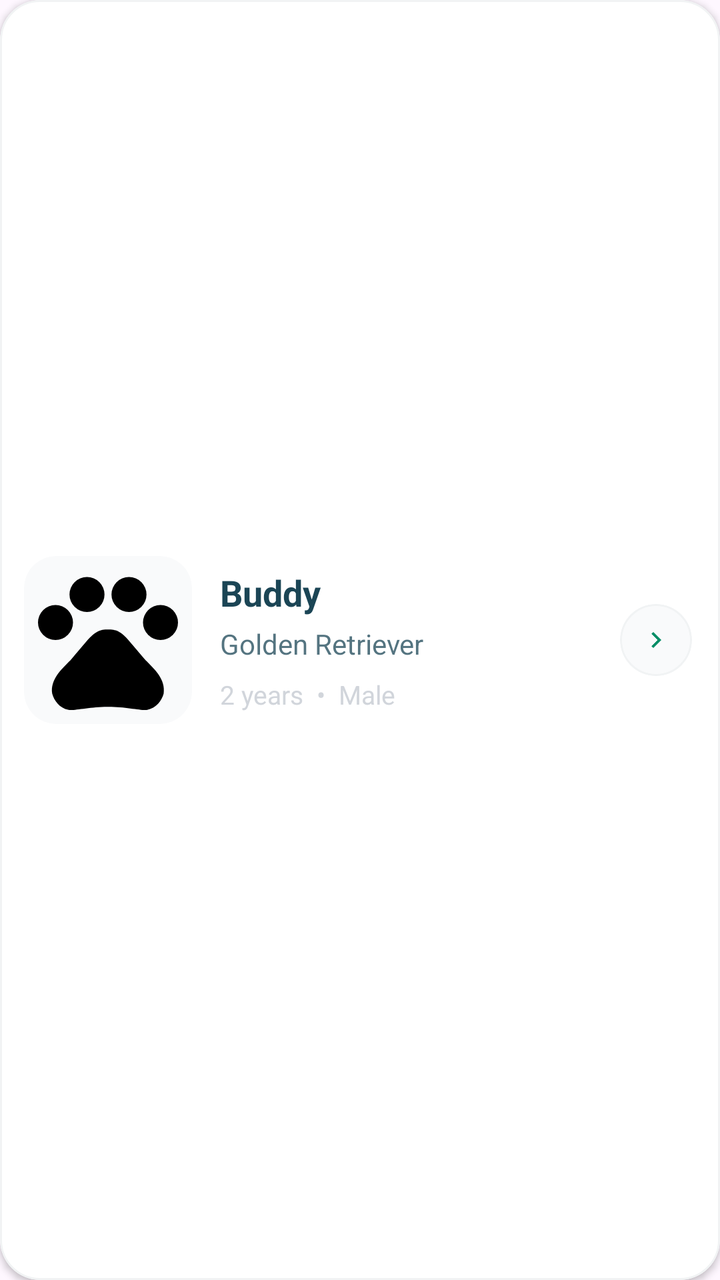
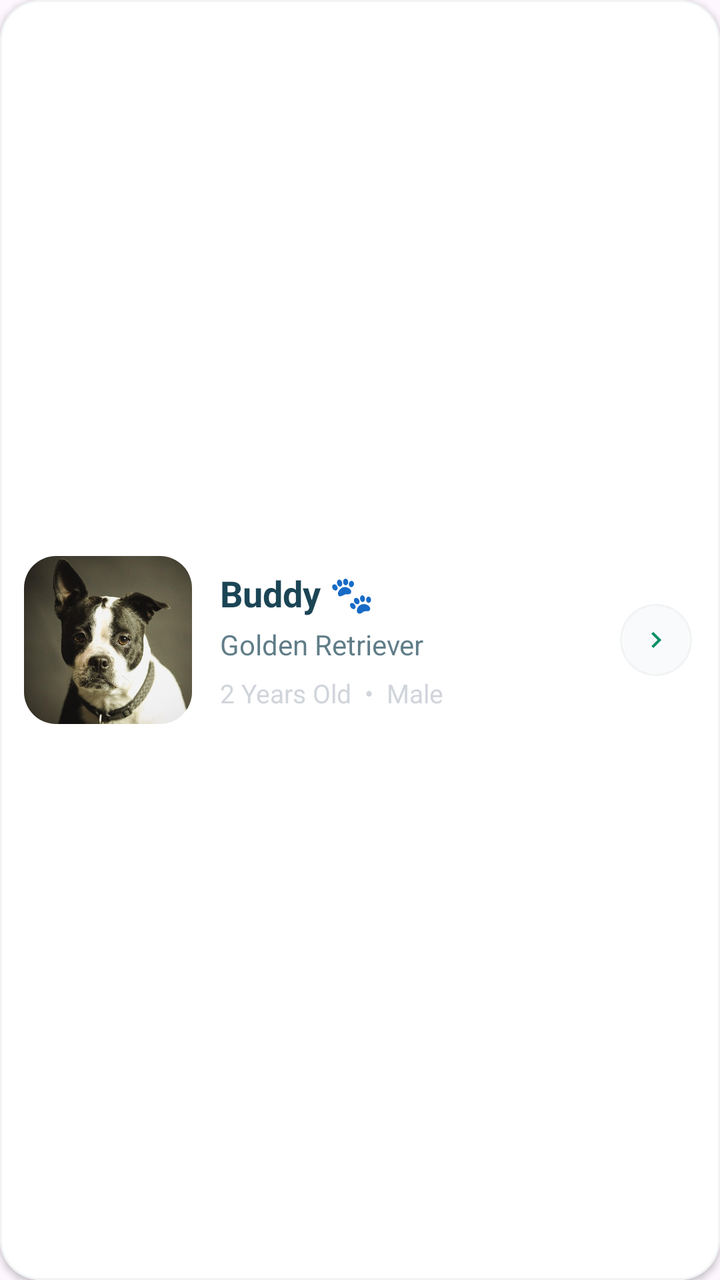

Compare the two renders of this Android layout. The source of the first and the diff that turns it into the second are given below.
<!-- AndroidManifest.xml: application theme Theme.PawMate -->
<!-- res/layout/item_pet.xml -->
<?xml version="1.0" encoding="utf-8"?>
<com.google.android.material.card.MaterialCardView
    xmlns:android="http://schemas.android.com/apk/res/android"
    xmlns:app="http://schemas.android.com/apk/res-auto"
    android:layout_width="match_parent"
    android:layout_height="112dp"
    android:layout_marginBottom="12dp"
    android:clickable="true"
    android:focusable="true"
    android:foreground="?attr/selectableItemBackground"
    app:cardBackgroundColor="@color/main_background"
    app:cardCornerRadius="20dp"
    app:cardElevation="2dp"
    app:strokeColor="@color/input_broder"
    app:strokeWidth="1dp">

    <LinearLayout
        android:layout_width="match_parent"
        android:layout_height="match_parent"
        android:orientation="horizontal"
        android:gravity="center_vertical"
        android:paddingStart="12dp"
        android:paddingTop="12dp"
        android:paddingEnd="14dp"
        android:paddingBottom="12dp">

        

        <com.google.android.material.card.MaterialCardView
            android:layout_width="84dp"
            android:layout_height="84dp"
            app:cardBackgroundColor="@color/input_background"
            app:cardCornerRadius="16dp"
            app:cardElevation="0dp"
            app:strokeWidth="0dp">

            <ImageView
                android:id="@+id/ivPetPhoto"
                android:layout_width="match_parent"
                android:layout_height="match_parent"
                android:contentDescription="Pet photo"
                android:scaleType="centerCrop"
                android:src="@drawable/pet_ic" />

        </com.google.android.material.card.MaterialCardView>


        

        <LinearLayout
            android:layout_width="0dp"
            android:layout_height="wrap_content"
            android:layout_weight="1"
            android:layout_marginStart="14dp"
            android:layout_marginEnd="8dp"
            android:orientation="vertical">

            

            <TextView
                android:id="@+id/tvPetName"
                android:layout_width="match_parent"
                android:layout_height="wrap_content"
                android:ellipsize="end"
                android:maxLines="1"
                android:text="Buddy"
                android:textColor="@color/dark"
                android:textSize="18sp"
                android:textStyle="bold" />

            

            <TextView
                android:id="@+id/tvPetBreed"
                android:layout_width="match_parent"
                android:layout_height="wrap_content"
                android:layout_marginTop="4dp"
                android:ellipsize="end"
                android:maxLines="1"
                android:text="Golden Retriever"
                android:textColor="@color/dark"
                android:alpha="0.75"
                android:textSize="14sp" />

            

            <TextView
                android:id="@+id/tvPetAge"
                android:layout_width="match_parent"
                android:layout_height="wrap_content"
                android:layout_marginTop="7dp"
                android:ellipsize="end"
                android:maxLines="1"
                android:text="2 years  •  Male"
                android:textColor="@color/grey"
                android:textSize="13sp" />

        </LinearLayout>


        

        <com.google.android.material.card.MaterialCardView
            android:layout_width="36dp"
            android:layout_height="36dp"
            app:cardBackgroundColor="@color/input_background"
            app:cardCornerRadius="18dp"
            app:cardElevation="0dp"
            app:strokeColor="@color/input_broder"
            app:strokeWidth="1dp">

            <ImageView
                android:layout_width="match_parent"
                android:layout_height="match_parent"
                android:contentDescription="View pet"
                android:padding="10dp"
                android:src="@drawable/arrow_right"
                app:tint="@color/primary" />

        </com.google.android.material.card.MaterialCardView>

    </LinearLayout>

</com.google.android.material.card.MaterialCardView>
<!-- resources referenced by this layout -->
<resources>
  <color name="dark">#1b4555</color>
  <color name="grey">  #D1D5DB</color>
  <color name="input_background">#F9FAFB</color>
  <color name="input_broder">#F1F3F4</color>
  <color name="main_background">#FFFFFF</color>
  <color name="primary"> #068E67</color>
  <!-- drawable arrow_right (drawable) -->
  <vector xmlns:android="http://schemas.android.com/apk/res/android" android:height="24dp" android:tint="#0C0000" android:viewportHeight="24" android:viewportWidth="24" android:width="24dp">
        
      <path android:fillColor="@android:color/white" android:pathData="M10,6L8.59,7.41 13.17,12l-4.58,4.59L10,18l6,-6z"/>
      
  </vector>
  <!-- drawable pet_ic (drawable) -->
  <vector xmlns:android="http://schemas.android.com/apk/res/android" android:height="24dp" android:tint="#000000" android:viewportHeight="24" android:viewportWidth="24" android:width="24dp">
        
      <path android:fillColor="@android:color/white" android:pathData="M4.5,9.5m-2.5,0a2.5,2.5 0,1 1,5 0a2.5,2.5 0,1 1,-5 0"/>
        
      <path android:fillColor="@android:color/white" android:pathData="M9,5.5m-2.5,0a2.5,2.5 0,1 1,5 0a2.5,2.5 0,1 1,-5 0"/>
        
      <path android:fillColor="@android:color/white" android:pathData="M15,5.5m-2.5,0a2.5,2.5 0,1 1,5 0a2.5,2.5 0,1 1,-5 0"/>
        
      <path android:fillColor="@android:color/white" android:pathData="M19.5,9.5m-2.5,0a2.5,2.5 0,1 1,5 0a2.5,2.5 0,1 1,-5 0"/>
        
      <path android:fillColor="@android:color/white" android:pathData="M17.34,14.86c-0.87,-1.02 -1.6,-1.89 -2.48,-2.91 -0.46,-0.54 -1.05,-1.08 -1.75,-1.32 -0.11,-0.04 -0.22,-0.07 -0.33,-0.09 -0.25,-0.04 -0.52,-0.04 -0.78,-0.04s-0.53,0 -0.79,0.05c-0.11,0.02 -0.22,0.05 -0.33,0.09 -0.7,0.24 -1.28,0.78 -1.75,1.32 -0.87,1.02 -1.6,1.89 -2.48,2.91 -1.31,1.31 -2.92,2.76 -2.62,4.79 0.29,1.02 1.02,2.03 2.33,2.32 0.73,0.15 3.06,-0.44 5.54,-0.44h0.18c2.48,0 4.81,0.58 5.54,0.44 1.31,-0.29 2.04,-1.31 2.33,-2.32 0.31,-2.04 -1.3,-3.49 -2.61,-4.8z"/>
      
  </vector>
  <style name="Theme.PawMate" parent="Base.Theme.PawMate" />
  <style name="Base.Theme.PawMate" parent="Theme.Material3.DayNight.NoActionBar">
          
          
      </style>
</resources>

<!-- the commit's change to res/layout/item_pet.xml (unified diff, before → after) -->
@@ -2,45 +2,56 @@
 <com.google.android.material.card.MaterialCardView
     xmlns:android="http://schemas.android.com/apk/res/android"
     xmlns:app="http://schemas.android.com/apk/res-auto"
+
+    android:id="@+id/cardPet"
     android:layout_width="match_parent"
     android:layout_height="112dp"
     android:layout_marginBottom="12dp"
+
     android:clickable="true"
     android:focusable="true"
     android:foreground="?attr/selectableItemBackground"
+
     app:cardBackgroundColor="@color/main_background"
     app:cardCornerRadius="20dp"
     app:cardElevation="2dp"
     app:strokeColor="@color/input_broder"
     app:strokeWidth="1dp">
 
+
+    
+
     <LinearLayout
         android:layout_width="match_parent"
         android:layout_height="match_parent"
+        android:gravity="center_vertical"
         android:orientation="horizontal"
-        android:gravity="center_vertical"
+
         android:paddingStart="12dp"
         android:paddingTop="12dp"
         android:paddingEnd="14dp"
         android:paddingBottom="12dp">
+
 
         
 
         <com.google.android.material.card.MaterialCardView
             android:layout_width="84dp"
             android:layout_height="84dp"
+
             app:cardBackgroundColor="@color/input_background"
             app:cardCornerRadius="16dp"
             app:cardElevation="0dp"
             app:strokeWidth="0dp">
 
             <ImageView
-                android:id="@+id/ivPetPhoto"
+                android:id="@+id/imgPet"
                 android:layout_width="match_parent"
                 android:layout_height="match_parent"
+
                 android:contentDescription="Pet photo"
                 android:scaleType="centerCrop"
-                android:src="@drawable/pet_ic" />
+                android:src="@drawable/dog" />
 
         </com.google.android.material.card.MaterialCardView>
 
@@ -50,10 +61,13 @@
         <LinearLayout
             android:layout_width="0dp"
             android:layout_height="wrap_content"
-            android:layout_weight="1"
+
             android:layout_marginStart="14dp"
             android:layout_marginEnd="8dp"
+            android:layout_weight="1"
+
             android:orientation="vertical">
+
 
             
 
@@ -61,37 +75,47 @@
                 android:id="@+id/tvPetName"
                 android:layout_width="match_parent"
                 android:layout_height="wrap_content"
+
                 android:ellipsize="end"
                 android:maxLines="1"
-                android:text="Buddy"
+
+                android:text="Buddy 🐾"
                 android:textColor="@color/dark"
                 android:textSize="18sp"
                 android:textStyle="bold" />
 
-            
-
-            <TextView
-                android:id="@+id/tvPetBreed"
-                android:layout_width="match_parent"
-                android:layout_height="wrap_content"
-                android:layout_marginTop="4dp"
-                android:ellipsize="end"
-                android:maxLines="1"
-                android:text="Golden Retriever"
-                android:textColor="@color/dark"
-                android:alpha="0.75"
-                android:textSize="14sp" />
 
             
 
             <TextView
-                android:id="@+id/tvPetAge"
+                android:id="@+id/tvBreed"
                 android:layout_width="match_parent"
                 android:layout_height="wrap_content"
-                android:layout_marginTop="7dp"
+
+                android:layout_marginTop="4dp"
+
+                android:alpha="0.70"
                 android:ellipsize="end"
                 android:maxLines="1"
-                android:text="2 years  •  Male"
+
+                android:text="Golden Retriever"
+                android:textColor="@color/dark"
+                android:textSize="14sp" />
+
+
+            
+
+            <TextView
+                android:id="@+id/tvAge"
+                android:layout_width="match_parent"
+                android:layout_height="wrap_content"
+
+                android:layout_marginTop="6dp"
+
+                android:ellipsize="end"
+                android:maxLines="1"
+
+                android:text="2 Years Old  •  Male"
                 android:textColor="@color/grey"
                 android:textSize="13sp" />
 
@@ -101,8 +125,13 @@
         
 
         <com.google.android.material.card.MaterialCardView
+            android:id="@+id/cardViewPetDetails"
             android:layout_width="36dp"
             android:layout_height="36dp"
+
+            android:clickable="true"
+            android:focusable="true"
+
             app:cardBackgroundColor="@color/input_background"
             app:cardCornerRadius="18dp"
             app:cardElevation="0dp"
@@ -110,10 +139,13 @@
             app:strokeWidth="1dp">
 
             <ImageView
+                android:id="@+id/ivViewPet"
                 android:layout_width="match_parent"
                 android:layout_height="match_parent"
-                android:contentDescription="View pet"
+
+                android:contentDescription="View pet details"
                 android:padding="10dp"
+
                 android:src="@drawable/arrow_right"
                 app:tint="@color/primary" />
 
<!-- resource entries referenced after the edit -->
@@ -12,20 +12,7 @@
       <path android:fillColor="@android:color/white" android:pathData="M10,6L8.59,7.41 13.17,12l-4.58,4.59L10,18l6,-6z"/>
       
   </vector>
-  <!-- drawable pet_ic (drawable) -->
-  <vector xmlns:android="http://schemas.android.com/apk/res/android" android:height="24dp" android:tint="#000000" android:viewportHeight="24" android:viewportWidth="24" android:width="24dp">
-        
-      <path android:fillColor="@android:color/white" android:pathData="M4.5,9.5m-2.5,0a2.5,2.5 0,1 1,5 0a2.5,2.5 0,1 1,-5 0"/>
-        
-      <path android:fillColor="@android:color/white" android:pathData="M9,5.5m-2.5,0a2.5,2.5 0,1 1,5 0a2.5,2.5 0,1 1,-5 0"/>
-        
-      <path android:fillColor="@android:color/white" android:pathData="M15,5.5m-2.5,0a2.5,2.5 0,1 1,5 0a2.5,2.5 0,1 1,-5 0"/>
-        
-      <path android:fillColor="@android:color/white" android:pathData="M19.5,9.5m-2.5,0a2.5,2.5 0,1 1,5 0a2.5,2.5 0,1 1,-5 0"/>
-        
-      <path android:fillColor="@android:color/white" android:pathData="M17.34,14.86c-0.87,-1.02 -1.6,-1.89 -2.48,-2.91 -0.46,-0.54 -1.05,-1.08 -1.75,-1.32 -0.11,-0.04 -0.22,-0.07 -0.33,-0.09 -0.25,-0.04 -0.52,-0.04 -0.78,-0.04s-0.53,0 -0.79,0.05c-0.11,0.02 -0.22,0.05 -0.33,0.09 -0.7,0.24 -1.28,0.78 -1.75,1.32 -0.87,1.02 -1.6,1.89 -2.48,2.91 -1.31,1.31 -2.92,2.76 -2.62,4.79 0.29,1.02 1.02,2.03 2.33,2.32 0.73,0.15 3.06,-0.44 5.54,-0.44h0.18c2.48,0 4.81,0.58 5.54,0.44 1.31,-0.29 2.04,-1.31 2.33,-2.32 0.31,-2.04 -1.3,-3.49 -2.61,-4.8z"/>
-      
-  </vector>
+  <!-- drawable dog: jpg bitmap (drawable, 50672 bytes) -->
   <style name="Theme.PawMate" parent="Base.Theme.PawMate" />
   <style name="Base.Theme.PawMate" parent="Theme.Material3.DayNight.NoActionBar">
           
